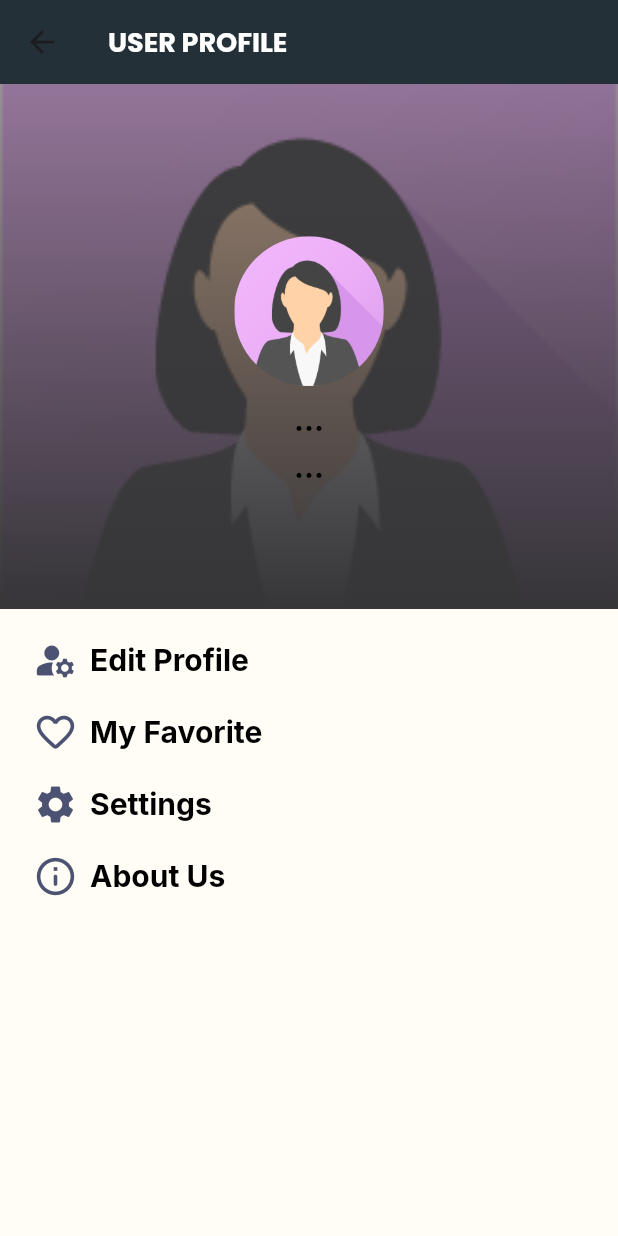
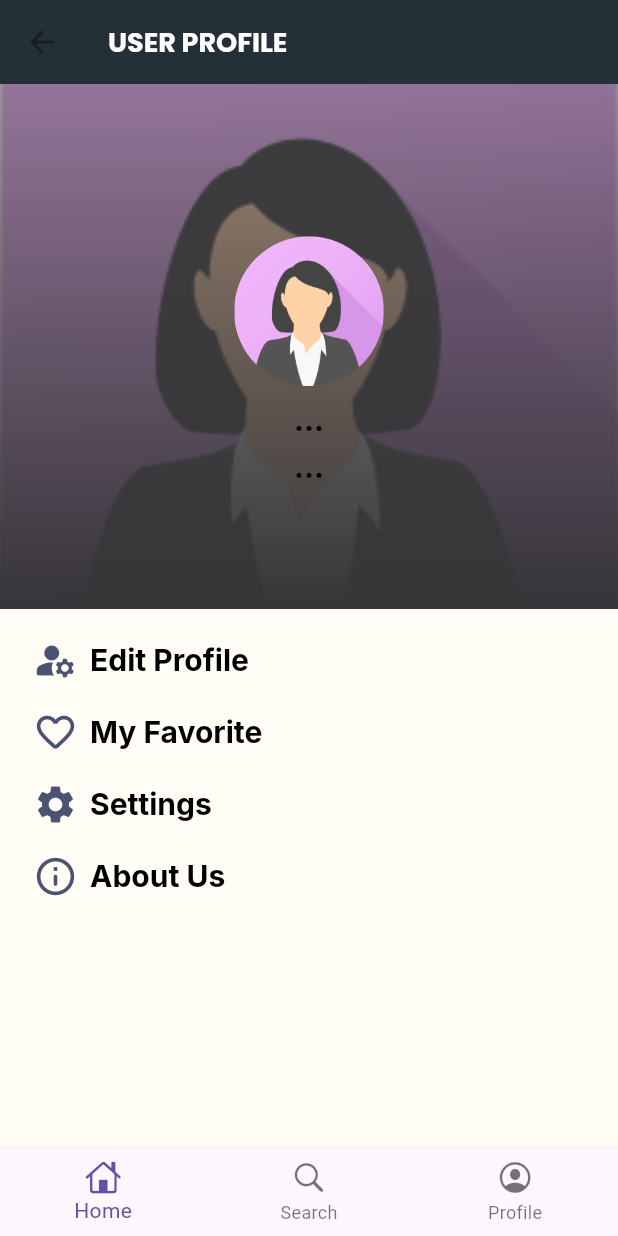
Before and after one commit to Natalieefd/Lieanna-Bag, a Flutter app: the Profile screen opened directly, on a phone screen of 412 x 824 dp. Run offline on Flutter 3.47's test engine with Material 3 defaults, Android fonts, the phone set to English and light mode, and no system bars; our stand-ins replace cloud_firestore, email_validator, firebase_auth, firebase_core, firebase_storage, google_fonts and 2 more; accounts and stored records are empty.

Commit message:
navbar profile

```diff
--- a/lib/page/profile.dart
+++ b/lib/page/profile.dart
@@ -1,8 +1,11 @@
 import 'package:cloud_firestore/cloud_firestore.dart';
 import 'package:firebase_auth/firebase_auth.dart';
+import 'package:flutter/cupertino.dart';
 import 'package:flutter/material.dart';
 import 'package:lienna_bag/Provider/themeMode.dart';
 import 'package:lienna_bag/page/edit_profile.dart';
+import 'package:lienna_bag/page/home_screen.dart';
+import 'package:lienna_bag/page/search_page.dart';
 import 'package:lienna_bag/page/settings.dart' as app_settings;
 import 'package:lienna_bag/page/favorite_page.dart';
 import 'package:provider/provider.dart';
@@ -70,6 +73,63 @@ class Profile extends StatelessWidget {
                     ),
                   ],
                 )),
+            bottomNavigationBar: BottomNavigationBar(
+              currentIndex: 0,
+              onTap: (index) {
+                if (index == 0) {
+                  Navigator.push(
+                    context,
+                    MaterialPageRoute(
+                      builder: (context) {
+                        return hom_scrn();
+                      },
+                    ),
+                  );
+                }
+                if (index == 1) {
+                  Navigator.push(
+                    context,
+                    MaterialPageRoute(
+                      builder: (context) {
+                        return SearchPage();
+                      },
+                    ),
+                  );
+                }
+                if (index == 2) {
+                  Navigator.push(
+                    context,
+                    MaterialPageRoute(
+                      builder: (context) {
+                        return Profile();
+                      },
+                    ),
+                  );
+                }
+              },
+              // backgroundColor:
+              //     Provider.of<ThemeModeData>(context).containerColor,
+              items: [
+                BottomNavigationBarItem(
+                  label: "Home",
+                  icon: Icon(
+                    CupertinoIcons.home,
+                  ),
+                ),
+                BottomNavigationBarItem(
+                  label: "Search",
+                  icon: Icon(
+                    CupertinoIcons.search,
+                  ),
+                ),
+                BottomNavigationBarItem(
+                  label: "Profile",
+                  icon: Icon(
+                    CupertinoIcons.profile_circled,
+                  ),
+                ),
+              ],
+            ),
             body: ListView(
               children: [
                 Container(
```
Also changed, not shown: lib/page/home_screen.dart (+15 -22 lines).
